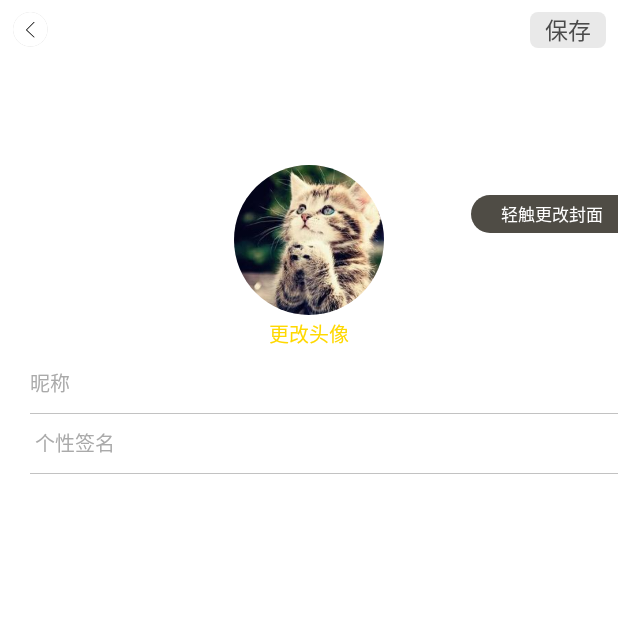
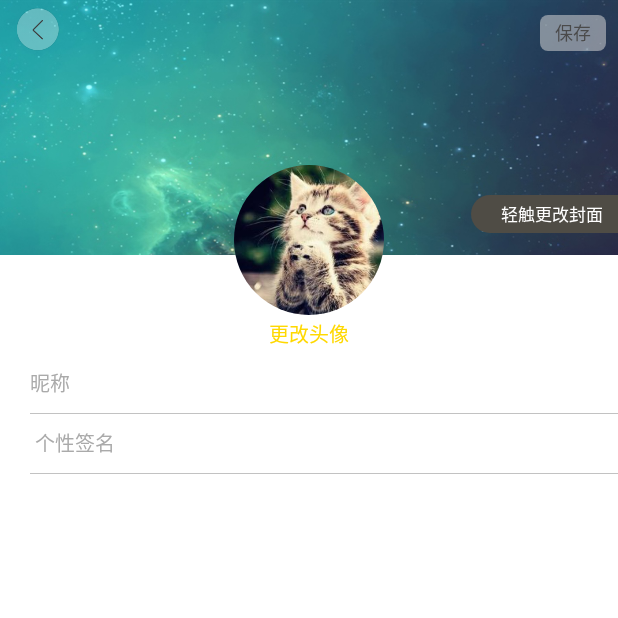
Before and after one commit to xuezhuiqianchen/flower, an Android app: the EditUserInfoActivity screen opened directly, with no data from a screen before it, on a phone screen of 412 x 824 dp, the top half of it. Run offline under Robolectric (Android 15) with nearby library versions, the phone set to English and light mode, and no system bars; libraries missing offline, so code that uses them is left out: cn.pedant, com.loopj.android, com.makeramen.roundedimageview, cz.msebera.android; plain views replace RoundedImageView; 18 statements that could not run were skipped.

Commit message:
1. 背景url为空时显示用户信息默认背景图 2. 用户信息界面 返回按钮大小/位置的调整

```diff
--- a/app/src/main/java/com/ly/flower/activity/user/EditUserInfoActivity.java
+++ b/app/src/main/java/com/ly/flower/activity/user/EditUserInfoActivity.java
@@ -130,7 +130,10 @@ public class EditUserInfoActivity extends BaseActivity {
 
             etNickName.setText(strNickName);
             etSignature.setText(strSignature);
-            ImageLoader.getInstance().displayImage(strBkUrl, ivBkg);
+            if(!strBkUrl.equals("")) {
+                ImageLoader.getInstance().displayImage(strBkUrl, ivBkg);
+            }
+
             ImageLoader.getInstance().displayImage(strPortrait, rivPortrait);
         } catch (JSONException e) {
             e.printStackTrace();
--- a/app/src/main/java/com/ly/flower/activity/user/MyCommentActivity.java
+++ b/app/src/main/java/com/ly/flower/activity/user/MyCommentActivity.java
@@ -41,6 +41,7 @@ public class MyCommentActivity extends BaseActivity {
         mListView = (ListView) this.findViewById(R.id.listView);
         mAdapter = new MyCommentListAdapter(inflater);
         mAdapter.setContext(this);
+        mListView.setAdapter(mAdapter);
         mListView.setOnItemClickListener(new AdapterView.OnItemClickListener() {
             @Override
             public void onItemClick(AdapterView<?> parent, View view, int position, long id) {
--- a/app/src/main/java/com/ly/flower/activity/user/UserInfoActivity.java
+++ b/app/src/main/java/com/ly/flower/activity/user/UserInfoActivity.java
@@ -120,7 +120,10 @@ public class UserInfoActivity extends BaseActivity {
 
             tvNickName.setText(strNickName);
             tvSignature.setText(strSignature);
-            ImageLoader.getInstance().displayImage(strBkUrl, ivBkg);
+            if(!strBkUrl.equals("")) {
+                ImageLoader.getInstance().displayImage(strBkUrl, ivBkg);
+            }
+
             ImageLoader.getInstance().displayImage(strPortrait, rivPortrait);
         } catch (JSONException e) {
             e.printStackTrace();
--- a/app/src/main/res/layout/activity_edit_user_info.xml
+++ b/app/src/main/res/layout/activity_edit_user_info.xml
@@ -9,14 +9,16 @@
         android:layout_width="match_parent"
         android:layout_height="170dp"
         android:scaleType="fitXY"
-        android:src="@drawable/default_image" />
+        android:src="@drawable/default_bg_userinfo" />
 
     <ImageView
         android:id="@+id/iv_back"
         android:layout_width="40dp"
         android:layout_height="39.5dp"
-        android:padding="8dp"
-        android:scaleType="centerInside"
+        android:layout_alignParentLeft="true"
+        android:layout_marginLeft="5dp"
+        android:padding="5dp"
+        android:scaleType="fitCenter"
         android:src="@drawable/back_round_icon"/>
 
     <TextView
@@ -26,10 +28,10 @@
         android:paddingRight="10dp"
         android:paddingLeft="10dp"
         android:layout_marginRight="8dp"
-        android:layout_marginTop="8dp"
+        android:layout_marginTop="10dp"
         android:textColor="#4A4A4A"
         android:layout_alignParentRight="true"
-        android:textSize="15dp"
+        android:textSize="12dp"
         android:gravity="center"
         android:text="@string/str_save"
         android:background="@drawable/bg_round_corner_translucent_gray" />
```
Also changed, not shown: app/src/main/res/layout/activity_user_info.xml (+6 -4 lines), app/src/main/res/drawable/default_bg_userinfo.png (added).
